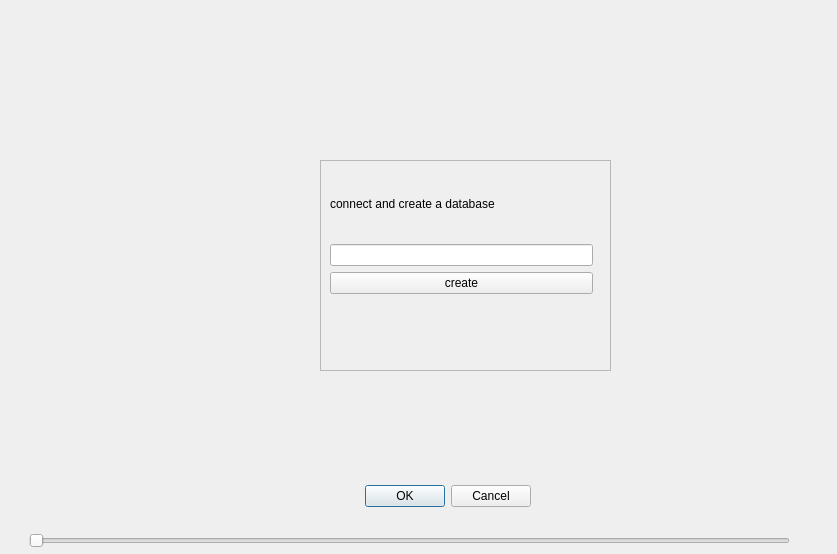
First picture: the form in test.ui, repository pickerxxr/Database_project_5012, before the edit.
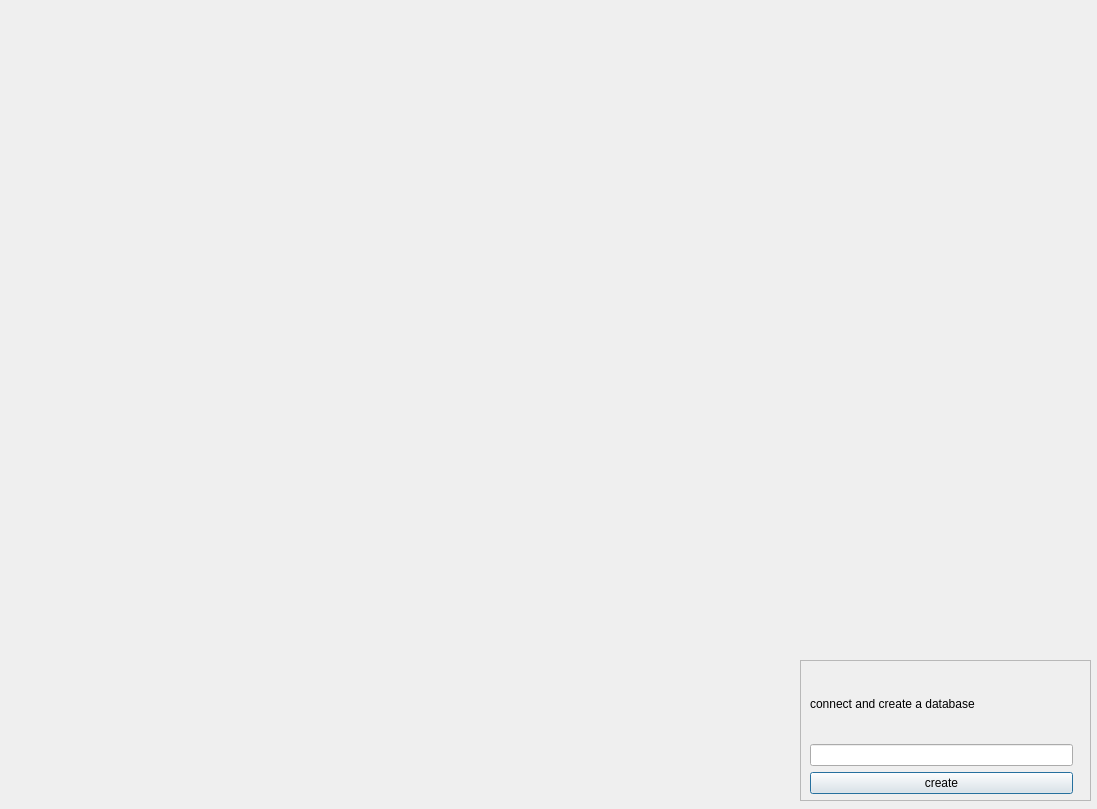
Second picture: the form after the edit.

Diff of the .ui file:
```diff
--- a/test.ui
+++ b/test.ui
@@ -6,49 +6,20 @@
    <rect>
     <x>0</x>
     <y>0</y>
-    <width>837</width>
-    <height>554</height>
+    <width>1097</width>
+    <height>809</height>
    </rect>
   </property>
   <property name="windowTitle">
    <string>Dialog</string>
   </property>
-  <widget class="QDialogButtonBox" name="buttonBox">
-   <property name="geometry">
-    <rect>
-     <x>190</x>
-     <y>480</y>
-     <width>341</width>
-     <height>32</height>
-    </rect>
-   </property>
-   <property name="orientation">
-    <enum>Qt::Horizontal</enum>
-   </property>
-   <property name="standardButtons">
-    <set>QDialogButtonBox::Cancel|QDialogButtonBox::Ok</set>
-   </property>
-  </widget>
-  <widget class="QSlider" name="horizontalSlider">
-   <property name="geometry">
-    <rect>
-     <x>29</x>
-     <y>530</y>
-     <width>761</width>
-     <height>22</height>
-    </rect>
-   </property>
-   <property name="orientation">
-    <enum>Qt::Horizontal</enum>
-   </property>
-  </widget>
   <widget class="QFrame" name="frame">
    <property name="geometry">
     <rect>
-     <x>320</x>
-     <y>160</y>
+     <x>800</x>
+     <y>660</y>
      <width>291</width>
-     <height>211</height>
+     <height>141</height>
     </rect>
    </property>
    <property name="frameShape">
```
Left out of the diff: 35 changed lines with no effect on the pictures.
